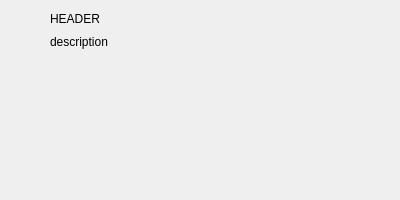
First picture: the form in src/app/categorywidget.ui, repository uyraq2001/alterator-browser, before the edit.
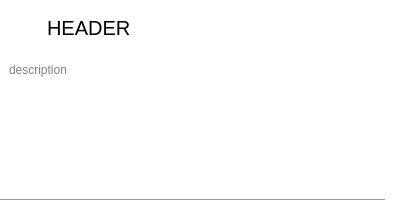
Second picture: the form after the edit.

```diff
--- a/src/app/categorywidget.ui
+++ b/src/app/categorywidget.ui
@@ -19,7 +19,15 @@
   <property name="windowTitle">
    <string>Form</string>
   </property>
+  <property name="styleSheet">
+   <string notr="true">QWidget{
+	background-color: white;
+}</string>
+  </property>
   <layout class="QVBoxLayout" name="verticalLayout">
+   <property name="spacing">
+    <number>3</number>
+   </property>
    <property name="leftMargin">
     <number>0</number>
    </property>
@@ -27,7 +35,7 @@
     <number>0</number>
    </property>
    <property name="rightMargin">
-    <number>0</number>
+    <number>15</number>
    </property>
    <property name="bottomMargin">
     <number>0</number>
@@ -35,7 +43,7 @@
    <item>
     <widget class="QWidget" name="headerWidget" native="true">
      <property name="sizePolicy">
-      <sizepolicy hsizetype="Minimum" vsizetype="Minimum">
+      <sizepolicy hsizetype="Expanding" vsizetype="Minimum">
        <horstretch>0</horstretch>
        <verstretch>0</verstretch>
       </sizepolicy>
@@ -46,40 +54,20 @@
        <height>64</height>
       </size>
      </property>
-     <widget class="QLabel" name="descriptionLabel">
-      <property name="geometry">
-       <rect>
-        <x>50</x>
-        <y>33</y>
-        <width>74</width>
-        <height>17</height>
-       </rect>
-      </property>
-      <property name="sizePolicy">
-       <sizepolicy hsizetype="Minimum" vsizetype="Minimum">
-        <horstretch>0</horstretch>
-        <verstretch>0</verstretch>
-       </sizepolicy>
-      </property>
-      <property name="minimumSize">
-       <size>
-        <width>0</width>
-        <height>16</height>
-       </size>
-      </property>
-      <property name="text">
-       <string>description</string>
-      </property>
-     </widget>
+     <property name="styleSheet">
+      <string notr="true">QLabel#headerLabel{
+	font: bold &quot;Times New Roman&quot;;
+	font-size: 20px;
+}
+QLabel#descriptionLabel{
+	color: gray;
+	font-size: 12px;
+}
+</string>
+     </property>
+     <layout class="QGridLayout" name="gridLayout">
+      <item row="0" column="0">
      <widget class="QLabel" name="iconLabel">
-      <property name="geometry">
-       <rect>
-        <x>10</x>
-        <y>10</y>
-        <width>32</width>
-        <height>42</height>
-       </rect>
-      </property>
       <property name="sizePolicy">
        <sizepolicy hsizetype="Minimum" vsizetype="Minimum">
         <horstretch>0</horstretch>
@@ -96,17 +84,11 @@
        <string/>
       </property>
      </widget>
+      </item>
+      <item row="0" column="1">
      <widget class="QLabel" name="headerLabel">
-      <property name="geometry">
-       <rect>
-        <x>50</x>
-        <y>10</y>
-        <width>74</width>
-        <height>17</height>
-       </rect>
-      </property>
       <property name="sizePolicy">
-       <sizepolicy hsizetype="Minimum" vsizetype="Minimum">
+         <sizepolicy hsizetype="Expanding" vsizetype="Minimum">
         <horstretch>0</horstretch>
         <verstretch>0</verstretch>
        </sizepolicy>
@@ -121,6 +103,30 @@
        <string>HEADER</string>
       </property>
      </widget>
+      </item>
+      <item row="1" column="0" colspan="2">
+       <widget class="QLabel" name="descriptionLabel">
+        <property name="sizePolicy">
+         <sizepolicy hsizetype="Expanding" vsizetype="Minimum">
+          <horstretch>0</horstretch>
+          <verstretch>0</verstretch>
+         </sizepolicy>
+        </property>
+        <property name="minimumSize">
+         <size>
+          <width>0</width>
+          <height>16</height>
+         </size>
+        </property>
+        <property name="text">
+         <string>description</string>
+        </property>
+        <property name="wordWrap">
+         <bool>true</bool>
+        </property>
+       </widget>
+      </item>
+     </layout>
     </widget>
    </item>
    <item>
@@ -136,6 +142,38 @@
        <width>0</width>
        <height>0</height>
       </size>
+     </property>
+     <property name="styleSheet">
+      <string notr="true">QPushButton{
+	color: blue;
+}</string>
+     </property>
+    </widget>
+   </item>
+   <item>
+    <widget class="QFrame" name="bottomLine">
+     <property name="sizePolicy">
+      <sizepolicy hsizetype="Preferred" vsizetype="Fixed">
+       <horstretch>0</horstretch>
+       <verstretch>0</verstretch>
+      </sizepolicy>
+     </property>
+     <property name="minimumSize">
+      <size>
+       <width>0</width>
+       <height>1</height>
+      </size>
+     </property>
+     <property name="styleSheet">
+      <string notr="true">QFrame {
+	background-color: rgb(154, 153, 150);
+}</string>
+     </property>
+     <property name="frameShape">
+      <enum>QFrame::NoFrame</enum>
+     </property>
+     <property name="frameShadow">
+      <enum>QFrame::Plain</enum>
      </property>
     </widget>
    </item>
```
Lines whose indentation alone changed are shown as unchanged.
